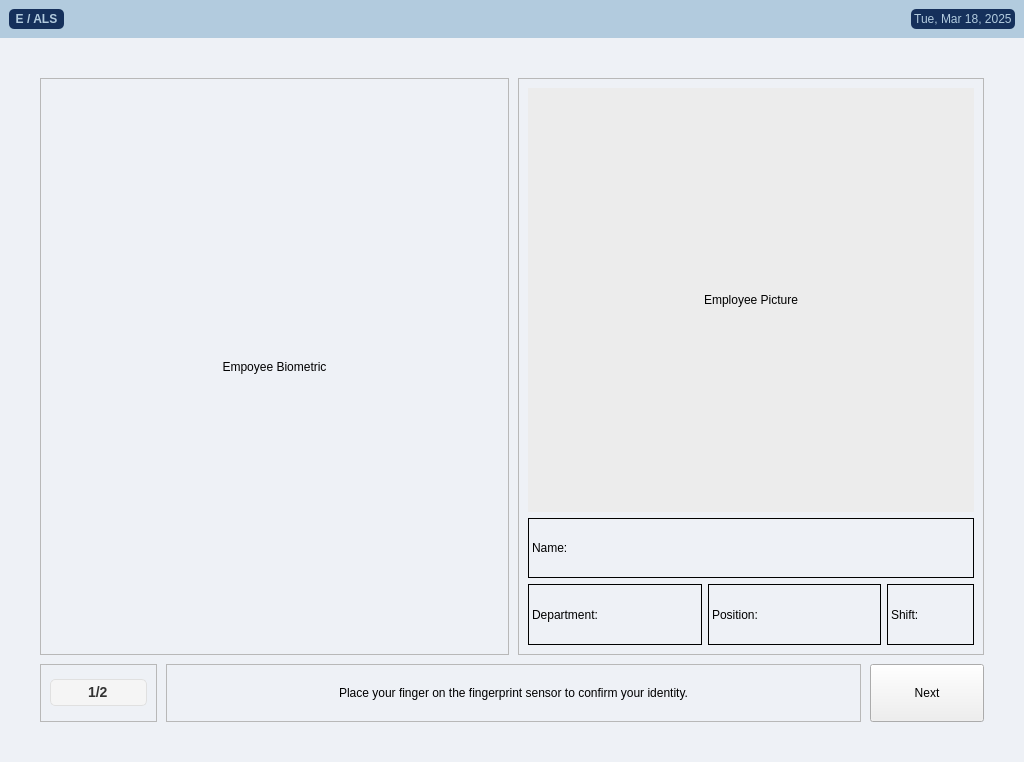
First picture: the form in EALS UI/v0.4/home.ui, repository maeven-tapa/cpet8_group8_workspace, before the edit.
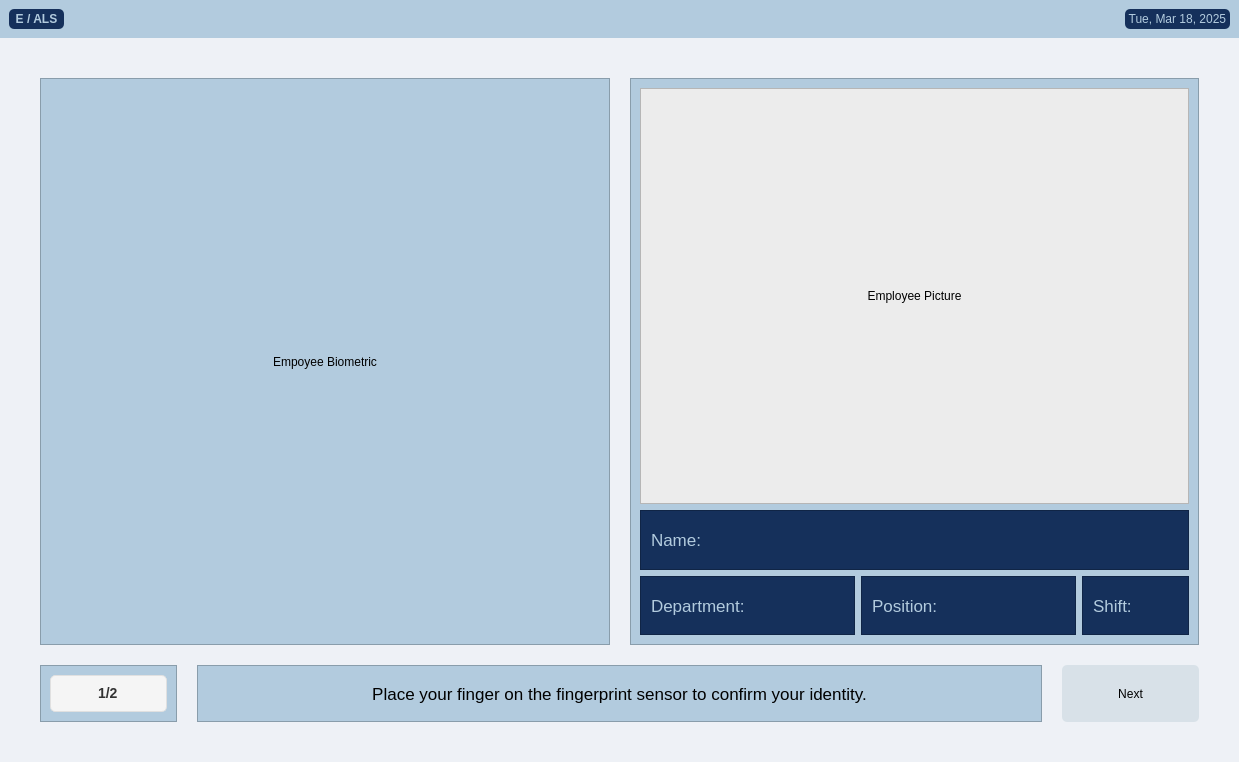
Second picture: the form after the edit. The open tabs and pages were chosen to show the change. Icons and pictures are not drawn.

What changed in the file:
```diff
--- a/EALS UI/v0.4/home.ui
+++ b/EALS UI/v0.4/home.ui
@@ -6,7 +6,7 @@
    <rect>
     <x>0</x>
     <y>0</y>
-    <width>1024</width>
+    <width>1239</width>
     <height>762</height>
    </rect>
   </property>
@@ -471,10 +471,13 @@
          <number>40</number>
         </property>
         <property name="spacing">
-         <number>9</number>
+         <number>20</number>
         </property>
         <item row="0" column="0" colspan="2">
          <widget class="QFrame" name="frame_2">
+          <property name="styleSheet">
+           <string notr="true">background-color: rgb(178, 203, 222);</string>
+          </property>
           <property name="frameShape">
            <enum>QFrame::Shape::StyledPanel</enum>
           </property>
@@ -497,63 +500,157 @@
         </item>
         <item row="0" column="2" colspan="2">
          <widget class="QFrame" name="frame_3">
+          <property name="styleSheet">
+           <string notr="true">background-color: rgb(178, 203, 222);</string>
+          </property>
           <property name="frameShape">
            <enum>QFrame::Shape::StyledPanel</enum>
           </property>
           <property name="frameShadow">
            <enum>QFrame::Shadow::Raised</enum>
           </property>
-          <layout class="QGridLayout" name="gridLayout_6" rowstretch="7,1,0,1" columnstretch="2,2,1">
-           <item row="3" column="2">
-            <widget class="QLabel" name="label_10">
-             <property name="styleSheet">
-              <string notr="true">border: 1px solid black;</string>
-             </property>
-             <property name="text">
-              <string>Shift:</string>
-             </property>
-            </widget>
-           </item>
+          <layout class="QGridLayout" name="gridLayout_6" rowstretch="7,1,1" columnstretch="2,2,1">
            <item row="0" column="0" colspan="3">
-            <widget class="QLabel" name="label_7">
+            <widget class="QLabel" name="bio1_employee_pic">
+             <property name="sizePolicy">
+              <sizepolicy hsizetype="Preferred" vsizetype="Preferred">
+               <horstretch>0</horstretch>
+               <verstretch>0</verstretch>
+              </sizepolicy>
+             </property>
              <property name="styleSheet">
               <string notr="true">background-color: rgb(236, 236, 236);</string>
              </property>
+             <property name="frameShape">
+              <enum>QFrame::Shape::StyledPanel</enum>
+             </property>
+             <property name="frameShadow">
+              <enum>QFrame::Shadow::Plain</enum>
+             </property>
              <property name="text">
               <string>Employee Picture</string>
              </property>
+             <property name="textFormat">
+              <enum>Qt::TextFormat::AutoText</enum>
+             </property>
+             <property name="scaledContents">
+              <bool>false</bool>
+             </property>
              <property name="alignment">
               <set>Qt::AlignmentFlag::AlignCenter</set>
              </property>
-            </widget>
-           </item>
-           <item row="3" column="1">
-            <widget class="QLabel" name="label_9">
-             <property name="styleSheet">
-              <string notr="true">border: 1px solid black;</string>
+             <property name="wordWrap">
+              <bool>false</bool>
              </property>
-             <property name="text">
-              <string>Position:</string>
-             </property>
-            </widget>
-           </item>
-           <item row="3" column="0">
-            <widget class="QLabel" name="label_8">
-             <property name="styleSheet">
-              <string notr="true">border: 1px solid black;</string>
-             </property>
-             <property name="text">
-              <string>Department:</string>
+             <property name="margin">
+              <number>0</number>
              </property>
             </widget>
            </item>
            <item row="1" column="0" colspan="3">
-            <widget class="QLabel" name="label_11">
+            <widget class="QLabel" name="bio1_employee_name">
+             <property name="font">
+              <font>
+               <pointsize>13</pointsize>
+               <stylestrategy>PreferDefault</stylestrategy>
+              </font>
+             </property>
              <property name="styleSheet">
-              <string notr="true">border: 1px solid black;</string>
+              <string notr="true">background-color: rgb(21, 48, 91);
+color: rgb(178, 203, 222);</string>
+             </property>
+             <property name="frameShape">
+              <enum>QFrame::Shape::StyledPanel</enum>
              </property>
              <property name="text">
               <string>Name:</string>
+             </property>
+             <property name="textFormat">
+              <enum>Qt::TextFormat::MarkdownText</enum>
+             </property>
+             <property name="wordWrap">
+              <bool>true</bool>
+             </property>
+             <property name="indent">
+              <number>10</number>
+             </property>
+            </widget>
+           </item>
+           <item row="2" column="0">
+            <widget class="QLabel" name="bio1_employee_department">
+             <property name="font">
+              <font>
+               <pointsize>13</pointsize>
+               <stylestrategy>PreferDefault</stylestrategy>
+              </font>
+             </property>
+             <property name="styleSheet">
+              <string notr="true">background-color: rgb(21, 48, 91);
+color: rgb(178, 203, 222);</string>
+             </property>
+             <property name="frameShape">
+              <enum>QFrame::Shape::StyledPanel</enum>
+             </property>
+             <property name="text">
+              <string>Department:</string>
+             </property>
+             <property name="wordWrap">
+              <bool>true</bool>
+             </property>
+             <property name="indent">
+              <number>10</number>
+             </property>
+            </widget>
+           </item>
+           <item row="2" column="1">
+            <widget class="QLabel" name="bio1_employee_position">
+             <property name="font">
+              <font>
+               <pointsize>13</pointsize>
+               <stylestrategy>PreferDefault</stylestrategy>
+              </font>
+             </property>
+             <property name="styleSheet">
+              <string notr="true">background-color: rgb(21, 48, 91);
+color: rgb(178, 203, 222);</string>
+             </property>
+             <property name="frameShape">
+              <enum>QFrame::Shape::StyledPanel</enum>
+             </property>
+             <property name="text">
+              <string>Position:</string>
+             </property>
+             <property name="wordWrap">
+              <bool>true</bool>
+             </property>
+             <property name="indent">
+              <number>10</number>
+             </property>
+            </widget>
+           </item>
+           <item row="2" column="2">
+            <widget class="QLabel" name="bio1_employee_shift">
+             <property name="font">
+              <font>
+               <pointsize>13</pointsize>
+               <stylestrategy>PreferDefault</stylestrategy>
+              </font>
+             </property>
+             <property name="styleSheet">
+              <string notr="true">background-color: rgb(21, 48, 91);
+color: rgb(178, 203, 222);</string>
+             </property>
+             <property name="frameShape">
+              <enum>QFrame::Shape::StyledPanel</enum>
+             </property>
+             <property name="text">
+              <string>Shift:</string>
+             </property>
+             <property name="wordWrap">
+              <bool>true</bool>
+             </property>
+             <property name="indent">
+              <number>10</number>
              </property>
             </widget>
            </item>
@@ -562,6 +659,9 @@
         </item>
         <item row="1" column="0">
          <widget class="QFrame" name="frame_4">
+          <property name="styleSheet">
+           <string notr="true">background-color: rgb(178, 203, 222);</string>
+          </property>
           <property name="frameShape">
            <enum>QFrame::Shape::StyledPanel</enum>
           </property>
@@ -571,6 +671,12 @@
           <layout class="QGridLayout" name="gridLayout_7">
            <item row="0" column="0">
             <widget class="QProgressBar" name="progressBar">
+             <property name="sizePolicy">
+              <sizepolicy hsizetype="Expanding" vsizetype="Expanding">
+               <horstretch>0</horstretch>
+               <verstretch>0</verstretch>
+              </sizepolicy>
+             </property>
              <property name="styleSheet">
               <string notr="true">QProgressBar {
     border: 1px solid #E0E0E0;
@@ -605,6 +711,9 @@
         </item>
         <item row="1" column="1" colspan="2">
          <widget class="QFrame" name="frame_5">
+          <property name="styleSheet">
+           <string notr="true">background-color: rgb(178, 203, 222);</string>
+          </property>
           <property name="frameShape">
            <enum>QFrame::Shape::StyledPanel</enum>
           </property>
@@ -613,7 +722,12 @@
           </property>
           <layout class="QGridLayout" name="gridLayout_8">
            <item row="0" column="0">
-            <widget class="QLabel" name="label_13">
+            <widget class="QLabel" name="bio1_text">
+             <property name="font">
+              <font>
+               <pointsize>13</pointsize>
+              </font>
+             </property>
              <property name="text">
               <string>Place your finger on the fingerprint sensor to confirm your identity.</string>
              </property>
@@ -633,6 +747,10 @@
             <verstretch>0</verstretch>
            </sizepolicy>
           </property>
+          <property name="styleSheet">
+           <string notr="true">border-radius: 5px;
+background-color: #d8e1e8;</string>
+          </property>
           <property name="text">
            <string>Next</string>
           </property>
```
Left out of the diff: 530 changed lines with no effect on the pictures.
